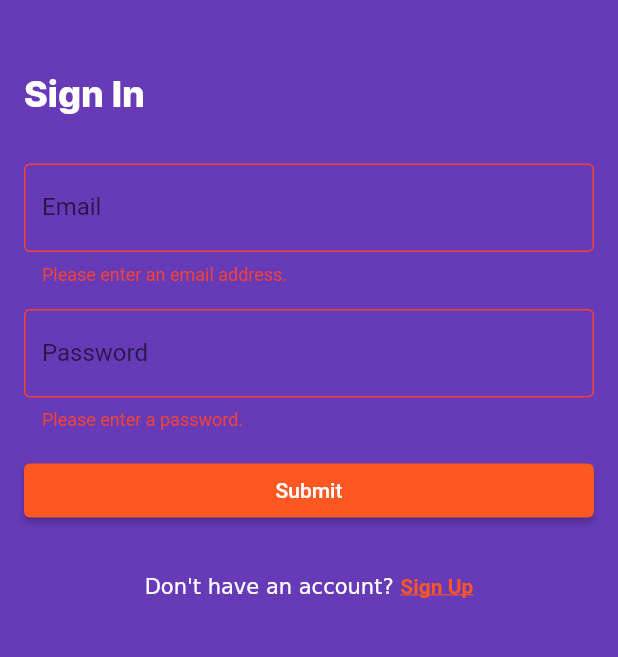
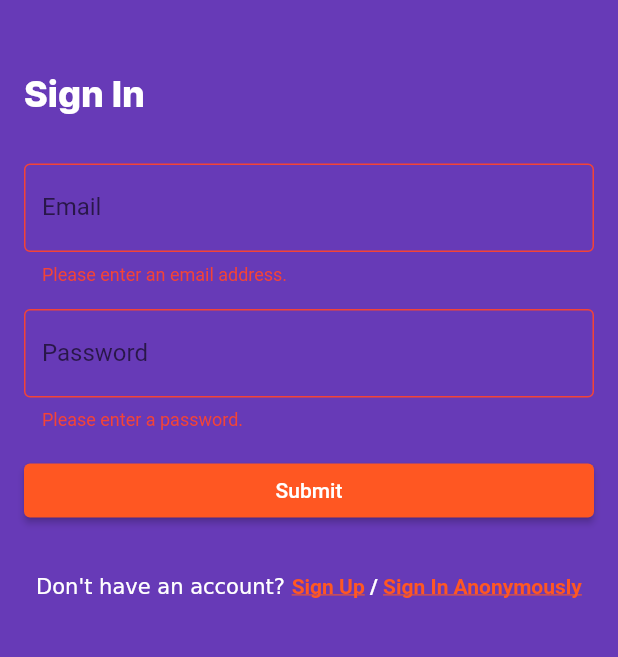
Before and after one commit to MilosKarakas/weight_tracker, a Flutter app: the screen it shows after launch, after a tap on "Submit", on a phone screen of 412 x 824 dp, the part 213-870 px from its top. Run offline on Flutter 3.47's test engine with Material 2 defaults, Android fonts, the light colour scheme and no system bars; our stand-ins replace cloud_firestore, date_format, equatable, firebase_auth, firebase_core, get_it; accounts and stored records are empty.

Commit message:
Services updated. Anonymous sign in.

```diff
--- a/lib/screens/sign_in.dart
+++ b/lib/screens/sign_in.dart
@@ -1,5 +1,6 @@
 import 'package:flutter/gestures.dart';
 import 'package:flutter/material.dart';
+import 'package:weight_tracker/helpers/modals_helper.dart';
 import 'package:weight_tracker/screens/home.dart';
 import 'package:weight_tracker/screens/sign_up.dart';
 import 'package:weight_tracker/services/auth_service.dart';
@@ -16,6 +17,7 @@ class _SignInScreenState extends State<SignInScreen> {
   TextEditingController _signInEmailController = TextEditingController();
   TextEditingController _signInPasswordController = TextEditingController();
   FocusNode _signInPasswordNode = FocusNode();
+  bool _signInOrSignUpUnderOngoing = false;
 
   @override
   void dispose() {
@@ -115,7 +117,20 @@ class _SignInScreenState extends State<SignInScreen> {
                               context,
                               MaterialPageRoute(
                                   builder: (context) => SignUpScreen()));
-                        })
+                        }),
+                  TextSpan(
+                    text: ' / ',
+                    style: TextStyle(
+                        color: Colors.white, fontWeight: FontWeight.w600),
+                  ),
+                  TextSpan(
+                      text: 'Sign In Anonymously',
+                      style: TextStyle(
+                          color: Colors.deepOrange,
+                          decoration: TextDecoration.underline,
+                          fontWeight: FontWeight.w600),
+                      recognizer: TapGestureRecognizer()
+                        ..onTap = () => signInAnonymosuly(context))
                 ])),
               ),
             )
@@ -125,18 +140,48 @@ class _SignInScreenState extends State<SignInScreen> {
     );
   }
 
+  void changeSignInSignUpOngoing() {
+    setState(() {
+      _signInOrSignUpUnderOngoing = !_signInOrSignUpUnderOngoing;
+    });
+  }
+
   void signIn(BuildContext context) async {
     if (_signInForm.currentState != null &&
-        _signInForm.currentState!.validate()) {
+        _signInForm.currentState!.validate() &&
+        !_signInOrSignUpUnderOngoing) {
+      changeSignInSignUpOngoing();
       final auth = serviceLocator<AuthService>();
       final credential = await auth.signIn(
           context, _signInEmailController.text, _signInPasswordController.text);
+      changeSignInSignUpOngoing();
       if (credential != null) {
         Navigator.pushAndRemoveUntil(
             context,
             MaterialPageRoute(builder: (context) => HomeScreen()),
             (route) => false);
       }
+    } else if (_signInOrSignUpUnderOngoing) {
+      ModalsHelper.snackbar(
+          context, 'Wait until the previous operation is completed.');
+    }
+  }
+
+  void signInAnonymosuly(BuildContext context) async {
+    if (!_signInOrSignUpUnderOngoing) {
+      changeSignInSignUpOngoing();
+      final auth = serviceLocator<AuthService>();
+      final credential = await auth.signInAnonymously(context);
+      changeSignInSignUpOngoing();
+      if (credential != null) {
+        Navigator.pushAndRemoveUntil(
+            context,
+            MaterialPageRoute(builder: (context) => HomeScreen()),
+            (route) => false);
+      }
+    } else {
+      ModalsHelper.snackbar(
+          context, 'Wait until the previous operation is completed.');
     }
   }
 }
```
Also changed, not shown: lib/helpers/modals_helper.dart (+8 -4 lines), lib/screens/home.dart (+49 -14 lines), lib/screens/sign_up.dart (+12 -2 lines), lib/services/auth_service.dart (+26 -0 lines), lib/services/data_service.dart (+17 -17 lines).
